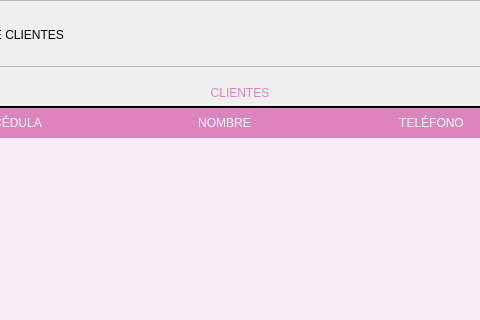
C-Sebastian-M/GLAM_MAKEUP_STORE, file GUI/sub_ventanas/ui/gestion_clientes/GestionClientes.ui: the form before one commit; both pictures show x 394 to 874 and y 0 to 320 of the 992 by 757 pixel window.
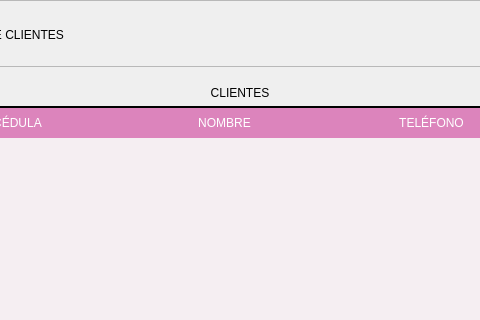
The form after the commit. Icons and pictures are not drawn.

The edit to the form file:
```diff
--- a/GUI/sub_ventanas/ui/gestion_clientes/GestionClientes.ui
+++ b/GUI/sub_ventanas/ui/gestion_clientes/GestionClientes.ui
@@ -378,7 +378,7 @@
 QLabel {
 	background-color:  transparent;
     font: 70 10pt &quot;Arial Black&quot;; /* Fuente Arial Black, peso 87 */
-    color: rgb(220, 132, 188); /* Color de texto rgb(220, 132, 188) */
+    color: black; /* Color de texto rgb(220, 132, 188) */
 }
 
 /* Estilo para QLineEdit */
```
